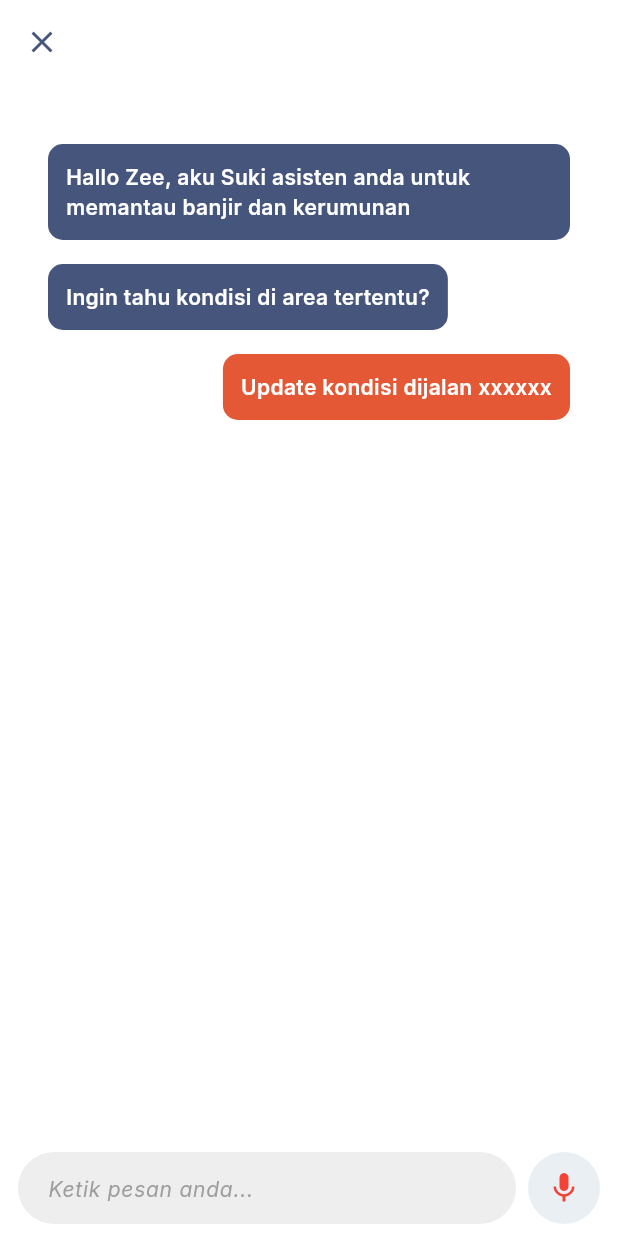
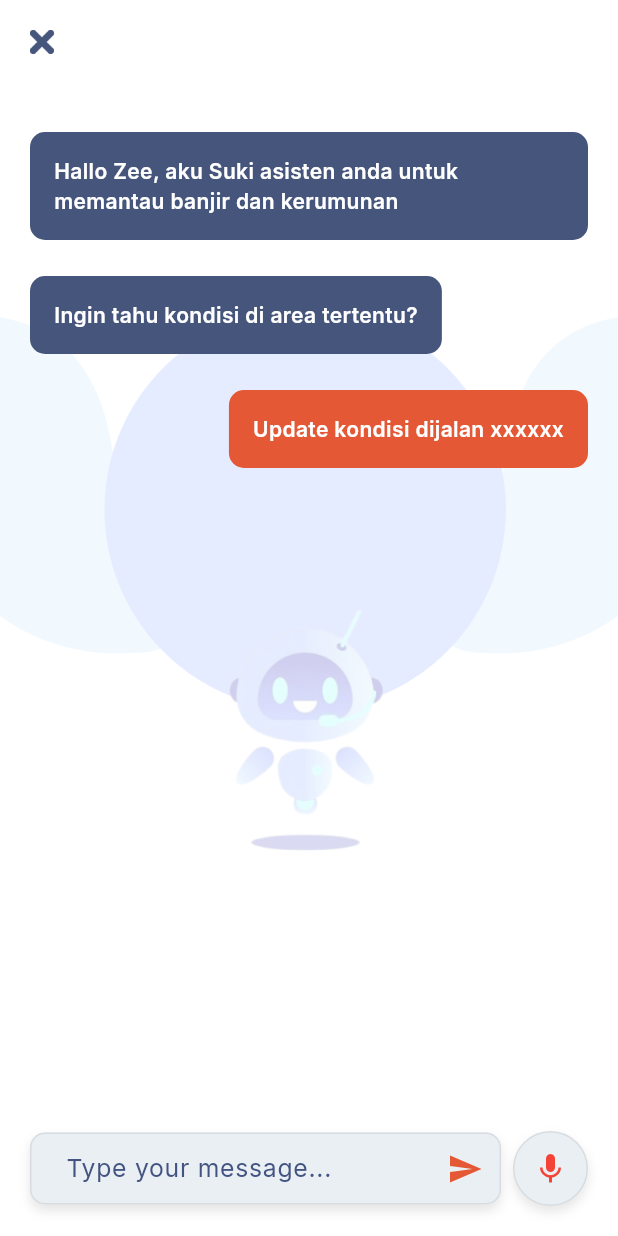
Before and after one commit to Alif-Fikri/JIR, a Flutter app: the ChatBotPage screen opened directly, on a phone screen of 412 x 824 dp. Run offline on Flutter 3.47's test engine with Material 3 defaults, Android fonts, the phone set to English and light mode, and no system bars; our stand-ins replace flutter_dotenv, geocoding, geolocator, google_fonts, hive, hive_flutter and 1 more; accounts and stored records are empty.

Commit message:
Adjusment page chatbot text

```diff
--- a/lib/pages/home/chat/chatbot.dart
+++ b/lib/pages/home/chat/chatbot.dart
@@ -47,6 +47,7 @@ class ChatbotOpeningPage extends StatelessWidget {
             ),
           ),
           Center(
+            child: SingleChildScrollView(
               child: Column(
                 mainAxisAlignment: MainAxisAlignment.center,
                 children: [
@@ -118,6 +119,7 @@ class ChatbotOpeningPage extends StatelessWidget {
                 ],
               ),
             ),
+          ),
         ],
       ),
     );
--- a/lib/pages/home/chat/chatbot_text.dart
+++ b/lib/pages/home/chat/chatbot_text.dart
@@ -11,44 +11,63 @@ class ChatBotPage extends StatefulWidget {
 
 class _ChatBotPageState extends State<ChatBotPage> {
   bool _isMicTapped = false;
+  final TextEditingController _controller = TextEditingController();
+  final List<Map<String, dynamic>> _messages = [
+    {
+      "text":
+          "Hallo Zee, aku Suki asisten anda untuk memantau banjir dan kerumunan",
+      "isSender": false
+    },
+    {"text": "Ingin tahu kondisi di area tertentu?", "isSender": false},
+    {"text": "Update kondisi dijalan xxxxxx", "isSender": true},
+  ];
 
   @override
   Widget build(BuildContext context) {
+    final screenWidth = MediaQuery.of(context).size.width;
+    final screenHeight = MediaQuery.of(context).size.height;
     return Scaffold(
       backgroundColor: Colors.white,
       appBar: AppBar(
         backgroundColor: Colors.white,
         elevation: 0,
         leading: IconButton(
-          icon: const Icon(Icons.close, color: Color(0xff45557B)),
-          onPressed: () {},
+          icon: Image.asset(
+            'assets/images/close_icon.png',
+            width: screenWidth * 0.04,
+            height: screenHeight * 0.04,
+          ),
+          onPressed: () {
+            Navigator.pop(context);
+          },
         ),
       ),
       body: Stack(
         children: [
+          Positioned(
+            top: 150,
+            left: 0,
+            right: 0,
+            child: Image.asset(
+              'assets/images/bg2.png',
+              fit: BoxFit.cover,
+            ),
+          ),
           Column(
             children: [
               Expanded(
-                child: ListView(
-                  padding: const EdgeInsets.all(32.0),
-                  children: [
-                    _chatBubble(
-                      text:
-                          "Hallo Zee, aku Suki asisten anda untuk memantau banjir dan kerumunan",
-                      isSender: false,
-                    ),
-                    _chatBubble(
-                      text: "Ingin tahu kondisi di area tertentu?",
-                      isSender: false,
-                    ),
-                    _chatBubble(
-                      text: "Update kondisi dijalan xxxxxx",
-                      isSender: true,
-                    )
-                  ],
+                child: ListView.builder(
+                  padding: const EdgeInsets.all(20.0),
+                  itemCount: _messages.length,
+                  itemBuilder: (context, index) {
+                    return _chatBubble(
+                      text: _messages[index]["text"],
+                      isSender: _messages[index]["isSender"],
+                    );
+                  },
                 ),
               ),
-              _inputSection(),
+              _inputSection(screenWidth),
             ],
           ),
           if (_isMicTapped) _buildMicOverlay(),
@@ -61,8 +80,8 @@ class _ChatBotPageState extends State<ChatBotPage> {
     return Align(
       alignment: isSender ? Alignment.centerRight : Alignment.centerLeft,
       child: Container(
-        margin: const EdgeInsets.symmetric(vertical: 8.0),
-        padding: const EdgeInsets.all(12.0),
+        margin: const EdgeInsets.symmetric(vertical: 12.0),
+        padding: const EdgeInsets.all(16.0),
         decoration: BoxDecoration(
           color: isSender ? const Color(0xffE45835) : const Color(0xff45557B),
           borderRadius: BorderRadius.circular(10.0),
@@ -79,35 +98,91 @@ class _ChatBotPageState extends State<ChatBotPage> {
     );
   }
 
-  Widget _inputSection() {
+  Widget _inputSection(double screenWidth) {
     return Container(
-      padding: const EdgeInsets.symmetric(horizontal: 12, vertical: 8),
+      padding: const EdgeInsets.symmetric(horizontal: 20, vertical: 20),
       color: Colors.white,
       child: Row(
         children: [
           Expanded(
+            child: Container(
+              decoration: BoxDecoration(
+                color: const Color(0xffEAEFF3),
+                borderRadius: BorderRadius.circular(10.0),
+                boxShadow: [
+                  BoxShadow(
+                    color: Colors.black.withOpacity(0.1),
+                    blurRadius: 6,
+                    offset: const Offset(0, 4), // Shadow position
+                  ),
+                ],
+              ),
               child: TextField(
+                controller: _controller,
+                style: GoogleFonts.inter(
+                  fontSize: screenWidth * 0.04,
+                  color: const Color(0xFF435482),
+                ),
                 decoration: InputDecoration(
-                hintText: "Ketik pesan anda...",
+                  hintText: "Type your message...",
                   hintStyle: GoogleFonts.inter(
-                    fontSize: 14,
-                    color: Colors.grey,
-                    fontWeight: FontWeight.w400,
-                    fontStyle: FontStyle.italic),
+                    fontSize: screenWidth * 0.04,
+                    color: const Color(0xFF435482),
+                  ),
                   border: OutlineInputBorder(
-                  borderRadius: BorderRadius.circular(30.0),
-                  borderSide: BorderSide.none,
+                    borderRadius: BorderRadius.circular(10.0),
+                    borderSide: BorderSide(
+                      color: const Color(0x14000000),
+                      width: 1.0,
+                    ),
+                  ),
+                  enabledBorder: OutlineInputBorder(
+                    borderRadius: BorderRadius.circular(10.0),
+                    borderSide: BorderSide(
+                      color: const Color(0x14000000),
+                      width: 1.0,
+                    ),
+                  ),
+                  focusedBorder: OutlineInputBorder(
+                    borderRadius: BorderRadius.circular(10.0),
+                    borderSide: BorderSide(
+                      color: const Color(0x14000000),
+                      width: 1.0,
+                    ),
                   ),
                   filled: true,
-                fillColor: Colors.grey[200],
+                  fillColor: Color(0xffEAEFF3),
                   contentPadding: const EdgeInsets.symmetric(
-                    horizontal: 16.0, vertical: 12.0),
+                    vertical: 10.0,
+                    horizontal: 20.0,
+                  ),
+                  suffixIcon: IconButton(
+                    icon: const Icon(Icons.send, color: Color(0xffE45835)),
+                    onPressed: _sendMessage,
+                  ),
+                ),
               ),
             ),
           ),
           const SizedBox(width: 8.0),
-          CircleAvatar(
-            backgroundColor: const Color(0xffEAEFF3),
+          Container(
+            decoration: BoxDecoration(
+              shape: BoxShape.circle,
+              color: const Color(0xffEAEFF3),
+              border: Border.all(
+                color: const Color(0x14000000),
+                width: 1.0,
+              ),
+              boxShadow: [
+                BoxShadow(
+                  color: Colors.black.withOpacity(0.1),
+                  blurRadius: 6,
+                  offset: const Offset(0, 4),
+                ),
+              ],
+            ),
+            child: CircleAvatar(
+              backgroundColor: Colors.transparent,
               radius: 24,
               child: IconButton(
                 icon: const Icon(Icons.mic, color: Colors.red),
@@ -118,9 +193,19 @@ class _ChatBotPageState extends State<ChatBotPage> {
                 },
               ),
             ),
+          ),
         ],
       ),
     );
+  }
+
+  void _sendMessage() {
+    if (_controller.text.isNotEmpty) {
+      setState(() {
+        _messages.add({"text": _controller.text, "isSender": true});
+        _controller.clear();
+      });
+    }
   }
 
   Widget _buildMicOverlay() {
--- a/pubspec.yaml
+++ b/pubspec.yaml
@@ -102,6 +102,7 @@ flutter:
     - assets/images/kanan.png
     - assets/images/kiri.png
     - assets/images/bg1.png
+    - assets/images/bg2.png
     - assets/images/close_icon.png
     - .env
     # An image asset can refer to one or more resolution-specific "variants", see
```
Also changed, not shown: assets/images/bg2.png (added), assets/images/chatbot Text (1).png (added). Lines whose indentation alone changed are shown as unchanged.
